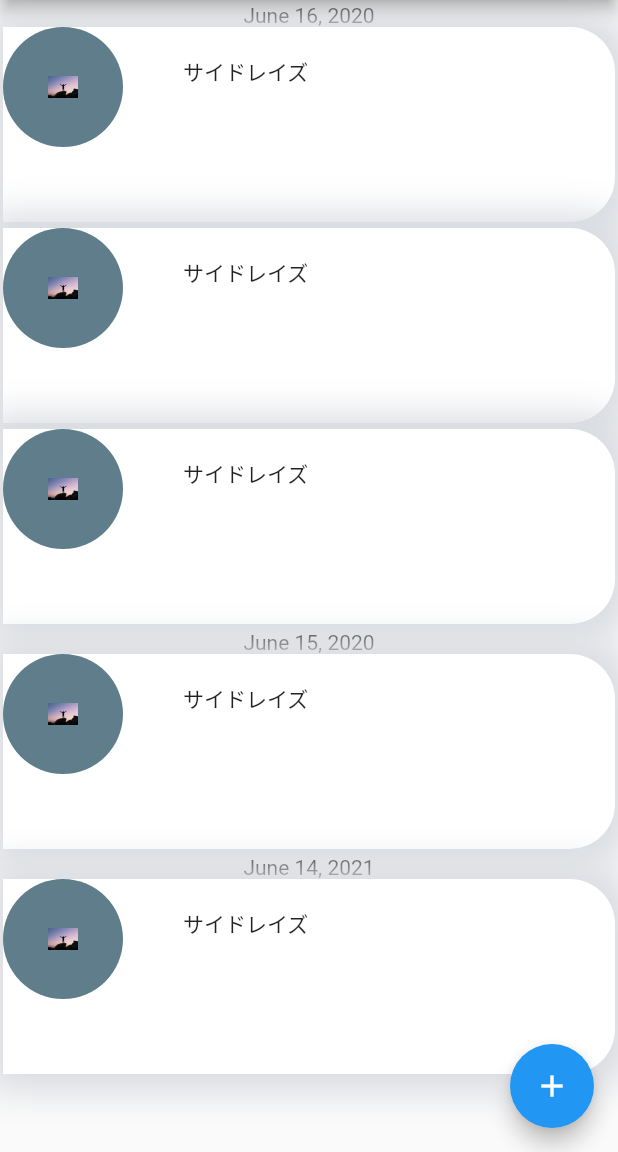
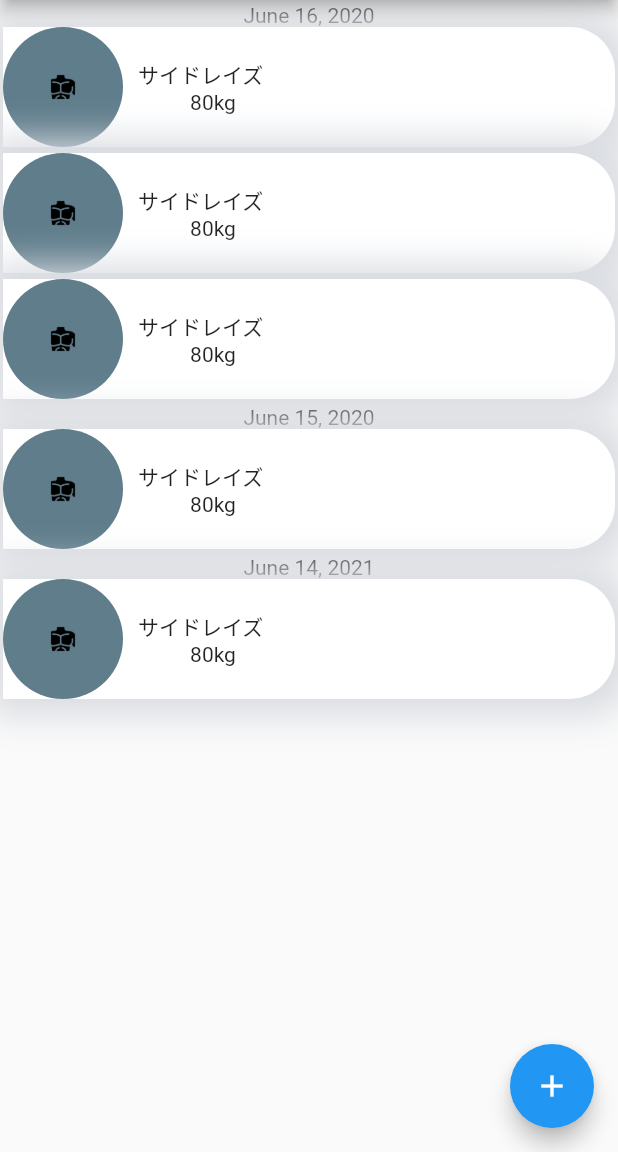
Before and after one commit to kohenro19/muscle_dairay_flutter_001, a Flutter app: the screen it shows after launch, on a phone screen of 412 x 824 dp, the part 84-1236 px from its top. Run offline on Flutter 3.47's test engine with Material 2 defaults, Android fonts, the light colour scheme and no system bars.

Commit message:
update the ui

```diff
--- a/lib/note_card.dart
+++ b/lib/note_card.dart
@@ -41,7 +41,7 @@ class _NotecardState extends State<Notecard> {
     return Container(
           // borderRadius: const BorderRadius.all(Radius.circular(16.0)),
         width: MediaQuery.of(context).size.width-2,
-        height: 130,
+        height: 80,
         // color: Colors.red,
         decoration: BoxDecoration(
           color: Colors.white,
@@ -61,9 +61,7 @@ class _NotecardState extends State<Notecard> {
           ]
 
         ),
-        child: Stack(
-          children: <Widget>[
-            Column(
+        child: Column(
               mainAxisAlignment: MainAxisAlignment.center,
               children: <Widget>[
                 Row(
@@ -72,35 +70,35 @@ class _NotecardState extends State<Notecard> {
                       radius: 40,
                       backgroundColor: Colors.blueGrey,
                       child: Image.asset(
-                        "images/happiness.jpg",
+                        "images/chest.png",
                         width: 20,
                         height: 20,
                       ),
                     ),
-                  Padding(
-                    padding: EdgeInsets.only(top: 10, right: 20, bottom: 30, left: 40),
-                    child: Container(
-                      // color: Colors.blue,
-                      width: 100,
-                      child: Text("サイドレイズ"),
+                    SizedBox(width: 10),
+                  // Padding(
+                  //   padding: EdgeInsets.only(top: 10, right: 20, bottom: 30, left: 40),
+                    Column(
+                      children: <Widget>[
+                        Container(
+                        // color: Colors.blue,
+                        width: 100,
+                        child: Text("サイドレイズ"),
+                      ),
+                      Container(
+                        child: Text("80kg"),
+                      )
+                      ]
                     ),
 
-                  )
+                  // )
                   ]
                 ),
-                Container(
-                  height: 50,
-                  // color: Colors.red,
-                  child: Row(
-                            mainAxisAlignment: MainAxisAlignment.center,
-                            crossAxisAlignment: CrossAxisAlignment.start,
-                        )
-                )
+
               ]
             ),
-             ],
-        ),
-      );
+
+        );
   }
 
 }
```
Also changed, not shown: images/chest.png (added).
